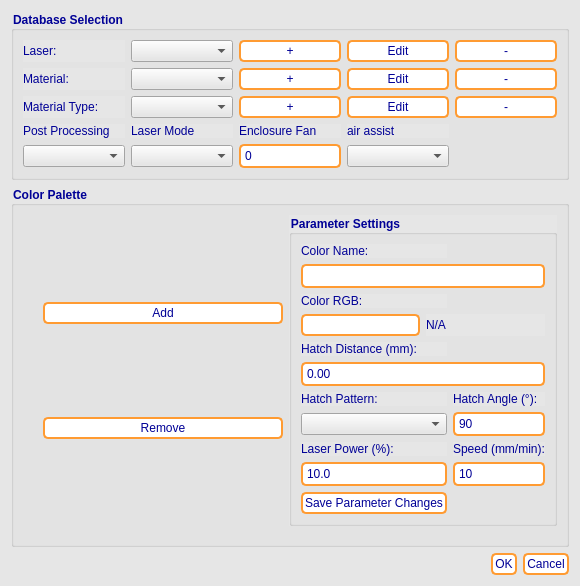
Above: Database/database_navigator.ui from goegilein/BildHatcher before the change. Below: the same form after it.
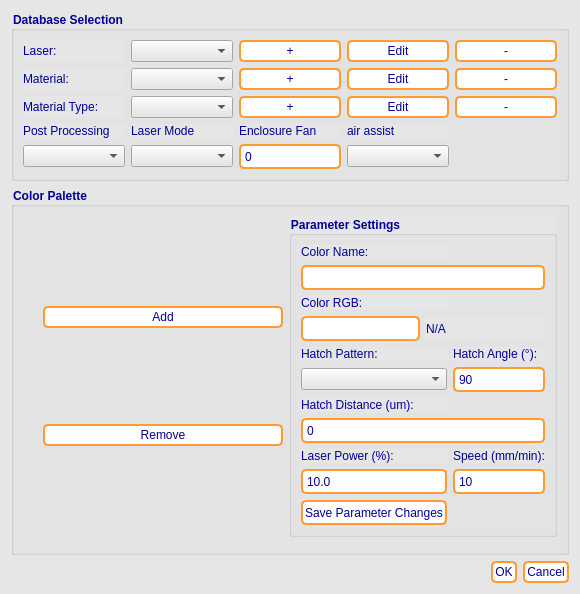
That is the form after the change.

Commit message: added button to autocolor from chosen database

Diff of the .ui file:
```diff
--- a/Database/database_navigator.ui
+++ b/Database/database_navigator.ui
@@ -7,9 +7,15 @@
     <x>0</x>
     <y>0</y>
     <width>580</width>
-    <height>586</height>
+    <height>557</height>
    </rect>
   </property>
+  <property name="sizePolicy">
+   <sizepolicy hsizetype="Preferred" vsizetype="Fixed">
+    <horstretch>0</horstretch>
+    <verstretch>0</verstretch>
+   </sizepolicy>
+  </property>
   <property name="windowTitle">
    <string>Database Navigator</string>
   </property>
@@ -68,37 +74,116 @@
       <string>Color Palette</string>
      </property>
      <layout class="QGridLayout" name="palette_layout">
+      <item row="0" column="1">
+       <layout class="QVBoxLayout" name="color_button_layout">
+        <item>
+         <widget class="QPushButton" name="add_color_btn">
+          <property name="text">
+           <string>Add</string>
+          </property>
+         </widget>
+        </item>
+        <item>
+         <widget class="QPushButton" name="remove_color_btn">
+          <property name="text">
+           <string>Remove</string>
+          </property>
+         </widget>
+        </item>
+       </layout>
+      </item>
+      <item row="2" column="0">
+       <spacer name="verticalSpacer">
+        <property name="orientation">
+         <enum>Qt::Vertical</enum>
+        </property>
+        <property name="sizeHint" stdset="0">
+         <size>
+          <width>20</width>
+          <height>40</height>
+         </size>
+        </property>
+       </spacer>
+      </item>
       <item row="0" column="2">
        <widget class="QGroupBox" name="editor_group">
+        <property name="sizePolicy">
+         <sizepolicy hsizetype="Preferred" vsizetype="Preferred">
+          <horstretch>0</horstretch>
+          <verstretch>0</verstretch>
+         </sizepolicy>
+        </property>
         <property name="title">
          <string>Parameter Settings</string>
         </property>
         <layout class="QGridLayout" name="gridLayout_2">
-         <item row="0" column="0">
-          <widget class="QLabel" name="label_color_name">
+         <item row="11" column="1">
+          <widget class="QLabel" name="label_speed">
            <property name="text">
-            <string>Color Name:</string>
+            <string>Speed (mm/min):</string>
            </property>
           </widget>
          </item>
-         <item row="16" column="0">
-          <widget class="QPushButton" name="save_params_btn">
-           <property name="text">
-            <string>Save Parameter Changes</string>
+         <item row="13" column="1">
+          <widget class="QDoubleSpinBox" name="speed_spinbox">
+           <property name="sizePolicy">
+            <sizepolicy hsizetype="Minimum" vsizetype="Preferred">
+             <horstretch>0</horstretch>
+             <verstretch>0</verstretch>
+            </sizepolicy>
            </property>
+           <property name="minimumSize">
+            <size>
+             <width>0</width>
+             <height>25</height>
+            </size>
+           </property>
+           <property name="alignment">
+            <set>Qt::AlignLeading|Qt::AlignLeft|Qt::AlignVCenter</set>
+           </property>
+           <property name="buttonSymbols">
+            <enum>QAbstractSpinBox::NoButtons</enum>
+           </property>
+           <property name="decimals">
+            <number>0</number>
+           </property>
+           <property name="maximum">
+            <double>400.000000000000000</double>
+           </property>
+           <property name="value">
+            <double>10.000000000000000</double>
+           </property>
           </widget>
          </item>
-         <item row="5" column="0">
-          <widget class="QLabel" name="label_hatch">
-           <property name="text">
-            <string>Hatch Distance (mm):</string>
+         <item row="8" column="0" colspan="2">
+          <widget class="QDoubleSpinBox" name="hatch_dist_spinbox">
+           <property name="sizePolicy">
+            <sizepolicy hsizetype="Minimum" vsizetype="Preferred">
+             <horstretch>0</horstretch>
+             <verstretch>0</verstretch>
+            </sizepolicy>
            </property>
+           <property name="minimumSize">
+            <size>
+             <width>0</width>
+             <height>25</height>
+            </size>
+           </property>
+           <property name="buttonSymbols">
+            <enum>QAbstractSpinBox::NoButtons</enum>
+           </property>
+           <property name="decimals">
+            <number>0</number>
+           </property>
+           <property name="maximum">
+            <double>1000.000000000000000</double>
+           </property>
           </widget>
          </item>
-         <item row="9" column="0">
-          <widget class="QLabel" name="label_power">
+         <item row="2" column="0">
+          <widget class="QLabel" name="label_color_rgb">
            <property name="text">
-            <string>Laser Power (%):</string>
+            <string>Color RGB:</string>
            </property>
           </widget>
          </item>
@@ -106,6 +191,21 @@
           <layout class="QHBoxLayout" name="color_layout">
            <item>
             <widget class="QPushButton" name="color_rgb_btn">
+             <property name="enabled">
+              <bool>true</bool>
+             </property>
+             <property name="sizePolicy">
+              <sizepolicy hsizetype="Minimum" vsizetype="Preferred">
+               <horstretch>0</horstretch>
+               <verstretch>0</verstretch>
+              </sizepolicy>
+             </property>
+             <property name="minimumSize">
+              <size>
+               <width>0</width>
+               <height>25</height>
+              </size>
+             </property>
              <property name="text">
               <string/>
              </property>
@@ -113,6 +213,12 @@
            </item>
            <item>
             <widget class="QLabel" name="color_rgb_label">
+             <property name="minimumSize">
+              <size>
+               <width>0</width>
+               <height>25</height>
+              </size>
+             </property>
              <property name="text">
               <string>N/A</string>
              </property>
@@ -120,35 +226,76 @@
            </item>
           </layout>
          </item>
-         <item row="2" column="0">
-          <widget class="QLabel" name="label_color_rgb">
+         <item row="0" column="0">
+          <widget class="QLabel" name="label_color_name">
            <property name="text">
-            <string>Color RGB:</string>
-           </property>
-          </widget>
-         </item>
-         <item row="7" column="0">
-          <widget class="QLabel" name="label_hatch_pattern">
-           <property name="text">
-            <string>Hatch Pattern:</string>
-           </property>
-          </widget>
-         </item>
-         <item row="6" column="0" colspan="2">
-          <widget class="QDoubleSpinBox" name="hatch_dist_spinbox">
-           <property name="buttonSymbols">
-            <enum>QAbstractSpinBox::NoButtons</enum>
-           </property>
-           <property name="decimals">
-            <number>2</number>
-           </property>
-           <property name="maximum">
-            <double>1000.000000000000000</double>
+            <string>Color Name:</string>
            </property>
           </widget>
          </item>
          <item row="11" column="0">
+          <widget class="QLabel" name="label_power">
+           <property name="text">
+            <string>Laser Power (%):</string>
+           </property>
+          </widget>
+         </item>
+         <item row="7" column="0">
+          <widget class="QLabel" name="label_hatch">
+           <property name="text">
+            <string>Hatch Distance (um):</string>
+           </property>
+          </widget>
+         </item>
+         <item row="18" column="0">
+          <widget class="QPushButton" name="save_params_btn">
+           <property name="sizePolicy">
+            <sizepolicy hsizetype="Minimum" vsizetype="Preferred">
+             <horstretch>0</horstretch>
+             <verstretch>0</verstretch>
+            </sizepolicy>
+           </property>
+           <property name="minimumSize">
+            <size>
+             <width>0</width>
+             <height>25</height>
+            </size>
+           </property>
+           <property name="text">
+            <string>Save Parameter Changes</string>
+           </property>
+          </widget>
+         </item>
+         <item row="1" column="0" colspan="2">
+          <widget class="QLineEdit" name="color_name_edit">
+           <property name="sizePolicy">
+            <sizepolicy hsizetype="Expanding" vsizetype="Preferred">
+             <horstretch>0</horstretch>
+             <verstretch>0</verstretch>
+            </sizepolicy>
+           </property>
+           <property name="minimumSize">
+            <size>
+             <width>0</width>
+             <height>25</height>
+            </size>
+           </property>
+          </widget>
+         </item>
+         <item row="13" column="0">
           <widget class="QDoubleSpinBox" name="laser_power_spinbox">
+           <property name="sizePolicy">
+            <sizepolicy hsizetype="Minimum" vsizetype="Preferred">
+             <horstretch>0</horstretch>
+             <verstretch>0</verstretch>
+            </sizepolicy>
+           </property>
+           <property name="minimumSize">
+            <size>
+             <width>0</width>
+             <height>25</height>
+            </size>
+           </property>
            <property name="buttonSymbols">
             <enum>QAbstractSpinBox::NoButtons</enum>
            </property>
@@ -163,21 +310,37 @@
            </property>
           </widget>
          </item>
-         <item row="8" column="0">
+         <item row="5" column="0">
+          <widget class="QLabel" name="label_hatch_pattern">
+           <property name="text">
+            <string>Hatch Pattern:</string>
+           </property>
+          </widget>
+         </item>
+         <item row="6" column="0">
           <widget class="QComboBox" name="hatch_pattern_combo"/>
          </item>
-         <item row="1" column="0" colspan="2">
-          <widget class="QLineEdit" name="color_name_edit"/>
-         </item>
-         <item row="7" column="1">
+         <item row="5" column="1">
           <widget class="QLabel" name="label_hatch_angle">
            <property name="text">
             <string>Hatch Angle (°):</string>
            </property>
           </widget>
          </item>
-         <item row="8" column="1">
+         <item row="6" column="1">
           <widget class="QSpinBox" name="hatch_angle_spinbox">
+           <property name="sizePolicy">
+            <sizepolicy hsizetype="Minimum" vsizetype="Preferred">
+             <horstretch>0</horstretch>
+             <verstretch>0</verstretch>
+            </sizepolicy>
+           </property>
+           <property name="minimumSize">
+            <size>
+             <width>0</width>
+             <height>25</height>
+            </size>
+           </property>
            <property name="buttonSymbols">
             <enum>QAbstractSpinBox::NoButtons</enum>
            </property>
@@ -189,79 +352,15 @@
            </property>
           </widget>
          </item>
-         <item row="11" column="1">
-          <widget class="QDoubleSpinBox" name="speed_spinbox">
-           <property name="alignment">
-            <set>Qt::AlignLeading|Qt::AlignLeft|Qt::AlignVCenter</set>
-           </property>
-           <property name="buttonSymbols">
-            <enum>QAbstractSpinBox::NoButtons</enum>
-           </property>
-           <property name="decimals">
-            <number>0</number>
-           </property>
-           <property name="maximum">
-            <double>400.000000000000000</double>
-           </property>
-           <property name="value">
-            <double>10.000000000000000</double>
-           </property>
-          </widget>
-         </item>
-         <item row="9" column="1">
-          <widget class="QLabel" name="label_speed">
-           <property name="text">
-            <string>Speed (mm/min):</string>
-           </property>
-          </widget>
-         </item>
         </layout>
        </widget>
       </item>
       <item row="0" column="0" rowspan="2">
        <layout class="QGridLayout" name="color_grid_layout"/>
       </item>
-      <item row="0" column="1">
-       <layout class="QVBoxLayout" name="color_button_layout">
-        <item>
-         <widget class="QPushButton" name="add_color_btn">
-          <property name="text">
-           <string>Add</string>
-          </property>
-         </widget>
-        </item>
-        <item>
-         <widget class="QPushButton" name="remove_color_btn">
-          <property name="text">
-           <string>Remove</string>
-          </property>
-         </widget>
-        </item>
-       </layout>
-      </item>
-      <item row="2" column="0">
-       <spacer name="verticalSpacer">
-        <property name="orientation">
-         <enum>Qt::Vertical</enum>
-        </property>
-        <property name="sizeHint" stdset="0">
-         <size>
-          <width>20</width>
-          <height>40</height>
-         </size>
-        </property>
-       </spacer>
-      </item>
      </layout>
     </widget>
    </item>
-   <item row="3" column="0">
-    <widget class="QDialogButtonBox" name="selection_button_box">
-     <property name="standardButtons">
-      <set>QDialogButtonBox::Cancel|QDialogButtonBox::Ok</set>
-     </property>
-    </widget>
-   </item>
    <item row="0" column="0">
     <widget class="QGroupBox" name="nav_group">
      <property name="title">
@@ -390,6 +489,18 @@
       </item>
       <item row="4" column="2">
        <widget class="QSpinBox" name="enclosure_fan_spinbox">
+        <property name="sizePolicy">
+         <sizepolicy hsizetype="Minimum" vsizetype="Preferred">
+          <horstretch>0</horstretch>
+          <verstretch>0</verstretch>
+         </sizepolicy>
+        </property>
+        <property name="minimumSize">
+         <size>
+          <width>0</width>
+          <height>25</height>
+         </size>
+        </property>
         <property name="buttonSymbols">
          <enum>QAbstractSpinBox::NoButtons</enum>
         </property>
@@ -411,6 +522,13 @@
      </layout>
     </widget>
    </item>
+   <item row="3" column="0">
+    <widget class="QDialogButtonBox" name="selection_button_box">
+     <property name="standardButtons">
+      <set>QDialogButtonBox::Cancel|QDialogButtonBox::Ok</set>
+     </property>
+    </widget>
+   </item>
   </layout>
  </widget>
  <resources/>
```
The commit also changes 20 other files.
